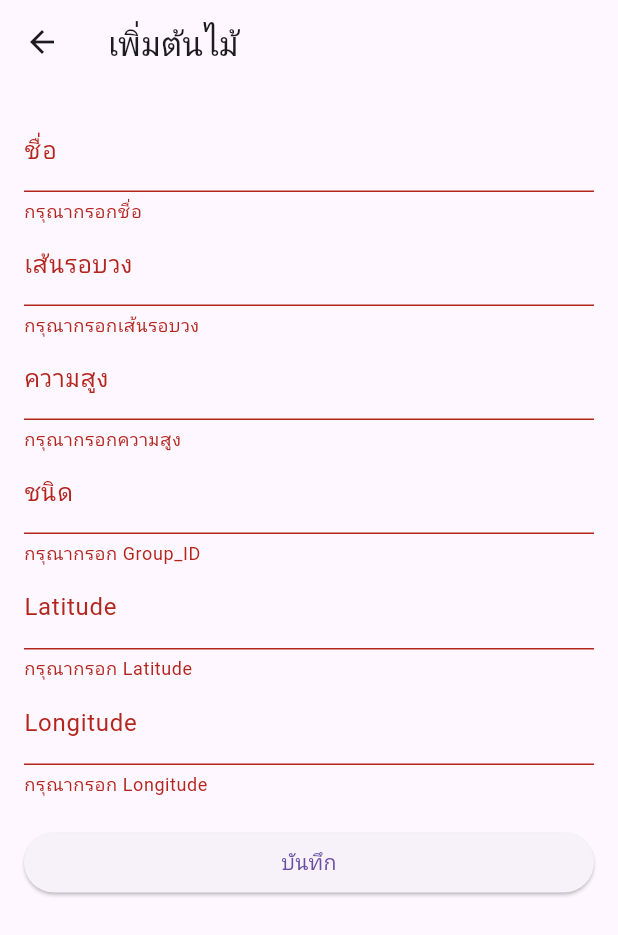
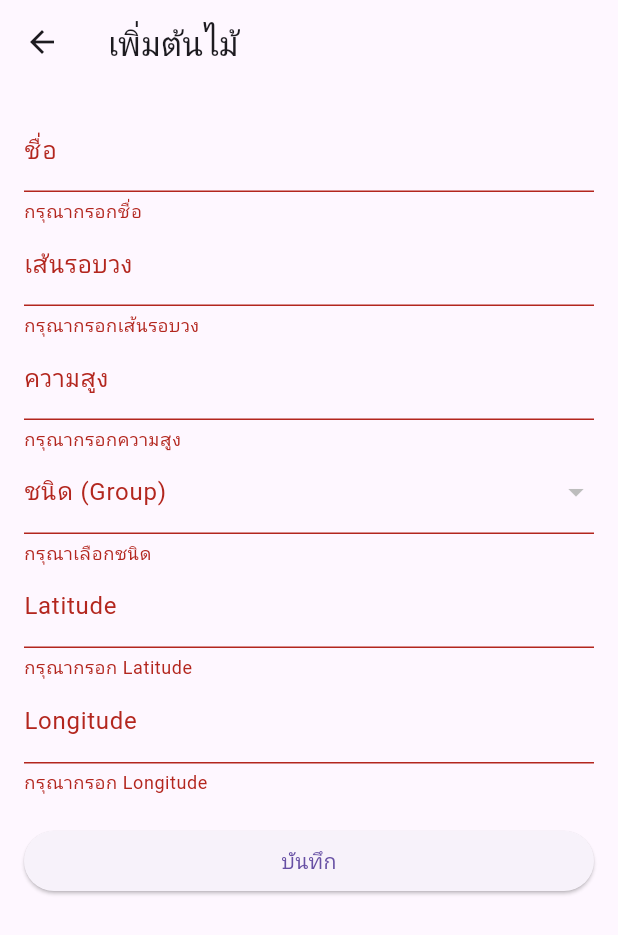
Before and after one commit to chittapon2545/Treecals, a Flutter app: the AddTreePage screen opened directly with empty values, after a tap on "บันทึก", on a phone screen of 412 x 824 dp. Shown: the top 935 px of the screen. Run offline on Flutter 3.47's test engine with Material 3 defaults, Android fonts, the light colour scheme and no system bars; our stand-ins replace firebase_core, firebase_database; missing offline and left inert: bcrypt; accounts and stored records are empty.

Commit message:
Add Tree fix 0.1

```diff
--- a/lib/MainPage/Tree/Addtree.dart
+++ b/lib/MainPage/Tree/Addtree.dart
@@ -14,69 +14,19 @@ class _AddTreePageState extends State<AddTreePage> {
   final _nameController = TextEditingController();
   final _circumferenceController = TextEditingController();
   final _heightController = TextEditingController();
-  final _groupIdController = TextEditingController();
   final _latitudeController = TextEditingController();
   final _longitudeController = TextEditingController();
-
   final DatabaseReference _dbRef = FirebaseDatabase.instance.ref();
 
-  Future<void> _addTree() async {
-    try {
-      if (_formKey.currentState!.validate()) {
-        // 1. เพิ่ม locationindividualtrees ก่อน
-        DatabaseReference locationRef = _dbRef.child('locationindividualtrees');
-        DatabaseReference treesRef = _dbRef.child('individualtrees');
+  List<Map<String, String>> _groups = [];
+  String? _selectedGroupId;
 
-        // 2. อ่าน Itree ล่าสุด
-        DataSnapshot snapshot = await treesRef.get();
-        int newTreeNum = 1;
-        if (snapshot.exists) {
-          final keys = (snapshot.value as Map).keys
-              .where((k) => k.toString().startsWith('Itree'))
-              .map((k) => int.tryParse(k.toString().replaceFirst('Itree', '')))
-              .where((n) => n != null)
-              .toList();
-          if (keys.isNotEmpty) {
-            keys.sort();
-            newTreeNum = keys.last! + 1;
-          }
-        }
-        final newTreeKey = "Itree$newTreeNum";
-
-        // 3. เพิ่ม locationindividualtrees แล้วเก็บ key
-        DatabaseReference newLocationRef = locationRef.push();
-        await newLocationRef.set({
-          "TreeID": "Itree$newTreeNum",
-          "Latitude": double.tryParse(_latitudeController.text) ?? 0,
-          "Longitude": double.tryParse(_longitudeController.text) ?? 0,
-        });
-        String locationId = newLocationRef.key!;
-
-        // 4. เพิ่ม individualtrees โดยใช้ key ที่กำหนดเอง
-        await treesRef.child(newTreeKey).set({
-          "Circumference": double.tryParse(_circumferenceController.text) ?? 0,
-          "Group_ID": int.tryParse(_groupIdController.text) ?? 1,
-          "Height": double.tryParse(_heightController.text) ?? 0,
-          "LocationId": locationId,
-          "UserID": widget.ID,
-          "name": _nameController.text,
-        });
-
-        ScaffoldMessenger.of(
-          context,
-        ).showSnackBar(SnackBar(content: Text('เพิ่มข้อมูลต้นไม้สำเร็จ')));
-        Navigator.pop(context);
-        _formKey.currentState!.reset();
-      }
-    } catch (e) {
-      print('เกิดข้อผิดพลาด: $e');
-      ScaffoldMessenger.of(
-        context,
-      ).showSnackBar(SnackBar(content: Text('เกิดข้อผิดพลาด: $e')));
-    }
+  @override
+  void initState() {
+    super.initState();
+    _loadGroups();
   }
 
-  @override
   Widget build(BuildContext context) {
     return Scaffold(
       appBar: AppBar(title: Text('เพิ่มต้นไม้')),
@@ -105,12 +55,23 @@ class _AddTreePageState extends State<AddTreePage> {
                 validator: (value) =>
                     value!.isEmpty ? 'กรุณากรอกความสูง' : null,
               ),
-              TextFormField(
-                controller: _groupIdController,
-                decoration: InputDecoration(labelText: 'ชนิด'),
-                keyboardType: TextInputType.number,
-                validator: (value) =>
-                    value!.isEmpty ? 'กรุณากรอก Group_ID' : null,
+              DropdownButtonFormField<String>(
+                value: _selectedGroupId,
+                decoration: InputDecoration(labelText: 'ชนิด (Group)'),
+                items: _groups
+                    .map(
+                      (group) => DropdownMenuItem<String>(
+                        value: group['id'],
+                        child: Text(group['name'] ?? ''),
+                      ),
+                    )
+                    .toList(),
+                onChanged: (value) {
+                  setState(() {
+                    _selectedGroupId = value;
+                  });
+                },
+                validator: (value) => value == null ? 'กรุณาเลือกชนิด' : null,
               ),
               TextFormField(
                 controller: _latitudeController,
@@ -134,4 +95,75 @@ class _AddTreePageState extends State<AddTreePage> {
       ),
     );
   }
+
+  Future<void> _addTree() async {
+    try {
+      if (_formKey.currentState!.validate()) {
+        DatabaseReference locationRef = _dbRef.child('locationindividualtrees');
+        DatabaseReference treesRef = _dbRef.child('individualtrees');
+
+        // 2. อ่าน Itree ล่าสุด
+        DataSnapshot snapshot = await treesRef.get();
+        int newTreeNum = 1;
+        if (snapshot.exists) {
+          final keys = (snapshot.value as Map).keys
+              .where((k) => k.toString().startsWith('Itree'))
+              .map((k) => int.tryParse(k.toString().replaceFirst('Itree', '')))
+              .where((n) => n != null)
+              .toList();
+          if (keys.isNotEmpty) {
+            keys.sort();
+            newTreeNum = keys.last! + 1;
+          }
+        }
+
+        final newTreeKey = "Itree$newTreeNum";
+        final newLocationKey = "Lo$newTreeNum";
+
+        // 3. เพิ่ม locationindividualtrees แล้วเก็บ key
+        // ใช้ key ที่กำหนดเอง
+        await locationRef.child(newLocationKey).set({
+          "TreeID": newTreeKey,
+          "Latitude": double.tryParse(_latitudeController.text) ?? 0,
+          "Longitude": double.tryParse(_longitudeController.text) ?? 0,
+        });
+
+        // 4. เพิ่ม individualtrees โดยใช้ key ที่กำหนดเอง
+        await treesRef.child(newTreeKey).set({
+          "Circumference": double.tryParse(_circumferenceController.text) ?? 0,
+          "Group_ID": _selectedGroupId,
+          "Height": double.tryParse(_heightController.text) ?? 0,
+          "LocationId": newLocationKey,
+          "UserID": widget.ID,
+          "name": _nameController.text,
+        });
+
+        ScaffoldMessenger.of(
+          context,
+        ).showSnackBar(SnackBar(content: Text('เพิ่มข้อมูลต้นไม้สำเร็จ')));
+        Navigator.pop(context);
+        _formKey.currentState!.reset();
+      }
+    } catch (e) {
+      print('เกิดข้อผิดพลาด: $e');
+      ScaffoldMessenger.of(
+        context,
+      ).showSnackBar(SnackBar(content: Text('เกิดข้อผิดพลาด: $e')));
+    }
+  }
+
+  Future<void> _loadGroups() async {
+    final groupRef = _dbRef.child('groups');
+    final snapshot = await groupRef.get();
+    if (snapshot.exists) {
+      final data = snapshot.value as Map;
+      setState(() {
+        _groups = data.entries
+            .map<Map<String, String>>(
+              (e) => {'id': e.key, 'name': e.value['name'] ?? ''},
+            )
+            .toList();
+      });
+    }
+  }
 }
--- /dev/null
+++ b/lib/Services/Calculator.dart
@@ -0,0 +1,2 @@
+import 'package:flutter/material.dart';
+import 'package:firebase_database/firebase_database.dart';
```
